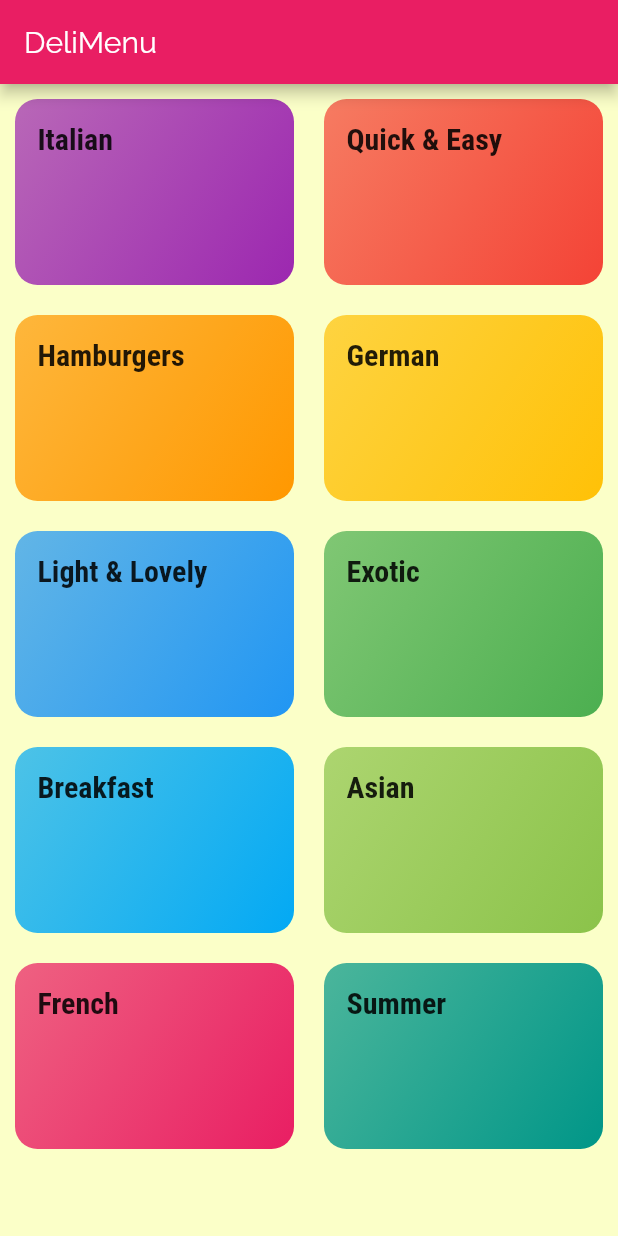
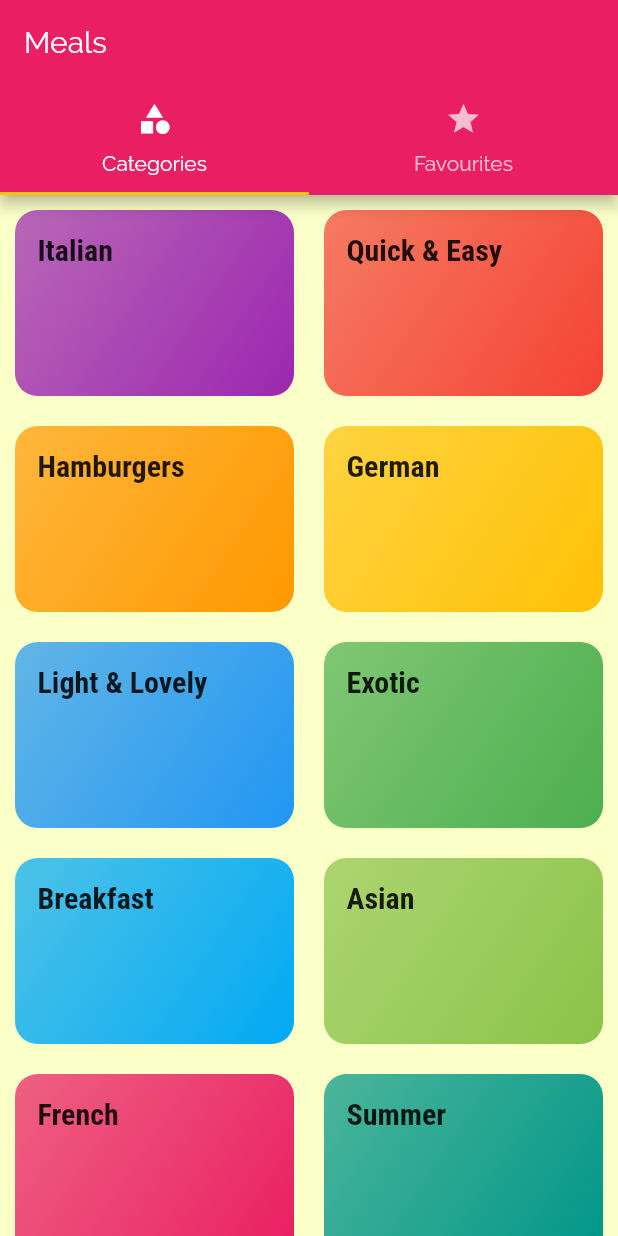
Before and after one commit to j04ntoh/MealRecipes, a Flutter app: the screen it shows after launch, on a phone screen of 412 x 824 dp. Run offline on Flutter 3.47's test engine with Material 2 defaults, Android fonts, the phone set to English and light mode, and no system bars.

Commit message:
nav tab bar

```diff
--- a/lib/categories_screen.dart
+++ /dev/null
@@ -1,30 +0,0 @@
-import 'package:flutter/material.dart';
-import 'package:meals_app/category_item.dart';
-import 'package:meals_app/dummy_data.dart';
-
-class CategoriesScreen extends StatelessWidget {
-  @override
-  Widget build(BuildContext context) {
-    return Scaffold(
-      appBar: AppBar(title: const Text("DeliMenu")),
-      body: GridView(
-        padding: EdgeInsets.all(10),
-        children: DUMMY_CATEGORIES
-            .map(
-              (catData) => CategoryItem(
-                catData.id,
-                catData.title,
-                catData.color,
-              ),
-            )
-            .toList(),
-        gridDelegate: SliverGridDelegateWithMaxCrossAxisExtent(
-          maxCrossAxisExtent: 200,
-          childAspectRatio: 1.5,
-          crossAxisSpacing: 20,
-          mainAxisSpacing: 20,
-        ),
-      ),
-    );
-  }
-}
--- a/lib/main.dart
+++ b/lib/main.dart
@@ -1,6 +1,8 @@
 import 'package:flutter/material.dart';
-import 'package:meals_app/categories_screen.dart';
-import 'package:meals_app/category_meals_screen.dart';
+import 'package:meals_app/screens/categories_screen.dart';
+import 'package:meals_app/screens/category_meals_screen.dart';
+import 'package:meals_app/screens/meal_detail_screen.dart';
+import 'package:meals_app/widgets/tabs_screen.dart';
 
 void main() {
   runApp(MyApp());
@@ -34,8 +36,16 @@ class MyApp extends StatelessWidget {
       ),
       initialRoute: '/',
       routes: {
-        '/': (ctx) => CategoriesScreen(),
+        '/': (ctx) => TabsScreen(),
         CategoryMealsScreen.routeName: (ctx) => CategoryMealsScreen(),
+        MealDetailScreen.routeName: (ctx) => MealDetailScreen(),
+      },
+      onGenerateRoute: (settings) {
+        print(settings.arguments);
+        return MaterialPageRoute(builder: (ctx) => CategoriesScreen());
+      },
+      onUnknownRoute: (settings) {
+        return MaterialPageRoute(builder: (ctx) => CategoriesScreen());
       },
     );
   }
--- /dev/null
+++ b/lib/screens/categories_screen.dart
@@ -0,0 +1,27 @@
+import 'package:flutter/material.dart';
+import 'package:meals_app/widgets/category_item.dart';
+import 'package:meals_app/dummy_data.dart';
+
+class CategoriesScreen extends StatelessWidget {
+  @override
+  Widget build(BuildContext context) {
+    return GridView(
+      padding: EdgeInsets.all(10),
+      children: DUMMY_CATEGORIES
+          .map(
+            (catData) => CategoryItem(
+              catData.id,
+              catData.title,
+              catData.color,
+            ),
+          )
+          .toList(),
+      gridDelegate: SliverGridDelegateWithMaxCrossAxisExtent(
+        maxCrossAxisExtent: 200,
+        childAspectRatio: 1.5,
+        crossAxisSpacing: 20,
+        mainAxisSpacing: 20,
+      ),
+    );
+  }
+}
--- a/lib/category_item.dart
+++ b/lib/widgets/category_item.dart
@@ -1,5 +1,5 @@
 import 'package:flutter/material.dart';
-import 'package:meals_app/category_meals_screen.dart';
+import 'package:meals_app/screens/category_meals_screen.dart';
 
 class CategoryItem extends StatelessWidget {
   final String id;
--- /dev/null
+++ b/lib/widgets/tabs_screen.dart
@@ -0,0 +1,37 @@
+import 'package:flutter/material.dart';
+import 'package:meals_app/screens/categories_screen.dart';
+import 'package:meals_app/screens/favourites_screen.dart';
+
+class TabsScreen extends StatefulWidget {
+  @override
+  _TabsScreenState createState() => _TabsScreenState();
+}
+
+class _TabsScreenState extends State<TabsScreen> {
+  @override
+  Widget build(BuildContext context) {
+    return DefaultTabController(
+      length: 2,
+      child: Scaffold(
+        appBar: AppBar(
+          title: Text('Meals'),
+          bottom: TabBar(
+            tabs: [
+              Tab(
+                icon: Icon(Icons.category),
+                text: 'Categories',
+              ),
+              Tab(
+                icon: Icon(Icons.star),
+                text: 'Favourites',
+              ),
+            ],
+          ),
+        ),
+        body: TabBarView(
+          children: <Widget>[CategoriesScreen(), FavouritesScreen()],
+        ),
+      ),
+    );
+  }
+}
```
Also changed, not shown: lib/screens/category_meals_screen.dart (renamed from lib/category_meals_screen.dart, +10 -2 lines), lib/screens/favourites_screen.dart (added, +10 -0 lines), lib/screens/meal_detail_screen.dart (added, +89 -0 lines), lib/widgets/meal_item.dart (added, +150 -0 lines).
